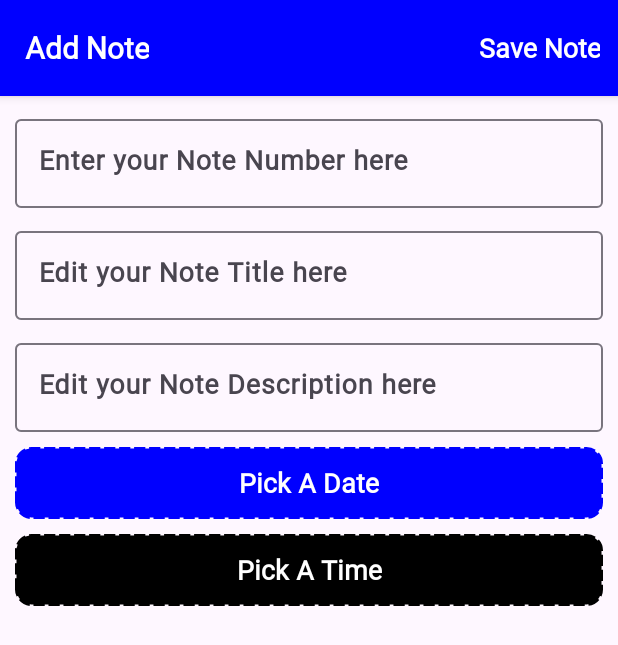
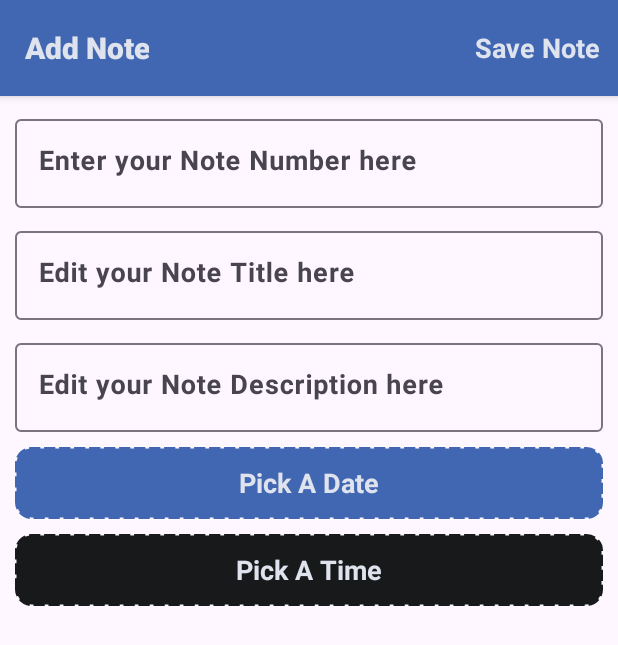
Before and after one commit to JubayerAhamadTayef/MyNotesApp, an Android app: the AddNoteFragment screen opened through its navigation route, on a phone screen of 412 x 824 dp. Shown: the top 645 px of the screen. Run offline under Robolectric (Android 15) with nearby library versions, the phone set to English and light mode, and no system bars; our stand-ins replace Firebase (no records; nobody signed in at launch, a user with empty details on screens opened directly), Room's generated code, data binding.

Commit message:
Update Color and Font!

```diff
--- a/app/src/main/res/layout/note_item_design.xml
+++ b/app/src/main/res/layout/note_item_design.xml
@@ -35,7 +35,6 @@
                 android:layout_width="wrap_content"
                 android:layout_height="wrap_content"
                 android:layout_marginStart="5dp"
-                android:fontFamily="@font/my_favourite_font"
                 android:text="@string/_10_10_am"
                 android:textColor="@color/white"
                 android:textStyle="bold"
--- a/app/src/main/res/values/colors.xml
+++ b/app/src/main/res/values/colors.xml
@@ -1,7 +1,7 @@
 <?xml version="1.0" encoding="utf-8"?>
 <resources>
-    <color name="black">#FF000000</color>
-    <color name="white">#FFFFFFFF</color>
-    <color name="blue">#0000FF</color>
-    <color name="red">#FF0000</color>
+    <color name="black">#18191A</color>
+    <color name="white">#DFE3EE</color>
+    <color name="blue">#4267B2</color>
+    <color name="red">#FA3E3E</color>
 </resources>
--- a/app/src/main/res/values/themes.xml
+++ b/app/src/main/res/values/themes.xml
@@ -16,7 +16,7 @@
         <!-- Customize your light theme here. -->
 
         <!-- Text Style -->
-        <item name="android:fontFamily">@font/my_favourite_font</item>
+        <item name="android:fontFamily">sans-serif</item>
         <item name="android:textStyle">bold</item>
         <item name="android:textColor">@color/white</item>
         <item name="android:textAllCaps">false</item>
```
Also changed, not shown: app/src/main/res/raw/loading_animation.json (+1 -1 lines), app/src/main/res/drawable/app_logo.png.
